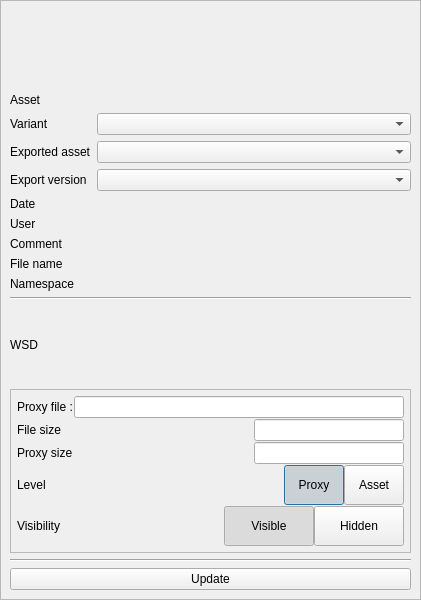
Wizard-collab/Wizard, file App/work/ui_files/imported_asset_manager_dialog.ui: the form before one commit.
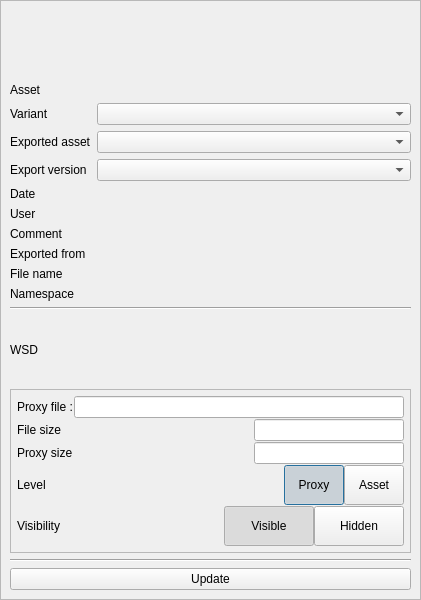
The form after the commit.

The edit to the form file:
```diff
--- a/App/work/ui_files/imported_asset_manager_dialog.ui
+++ b/App/work/ui_files/imported_asset_manager_dialog.ui
@@ -153,34 +153,48 @@
           </property>
          </widget>
         </item>
-        <item row="8" column="0">
+        <item row="9" column="0">
          <widget class="QLabel" name="file_name_label">
           <property name="text">
            <string>File name</string>
           </property>
          </widget>
         </item>
-        <item row="8" column="1">
+        <item row="9" column="1">
          <widget class="QLabel" name="file_label">
           <property name="text">
            <string/>
           </property>
          </widget>
         </item>
-        <item row="9" column="0">
+        <item row="10" column="0">
          <widget class="QLabel" name="imported_namespace_label">
           <property name="text">
            <string>Namespace</string>
           </property>
          </widget>
         </item>
-        <item row="9" column="1">
+        <item row="10" column="1">
          <widget class="QLabel" name="namespace_label">
           <property name="text">
            <string/>
           </property>
          </widget>
         </item>
+        <item row="8" column="0">
+         <widget class="QLabel" name="imported_software_label">
+          <property name="text">
+           <string>Exported from</string>
+          </property>
+         </widget>
+        </item>
+        <item row="8" column="1">
+         <widget class="QLabel" name="software_label">
+          <property name="text">
+           <string/>
+          </property>
+         </widget>
+        </item>
        </layout>
       </item>
       <item>
```
